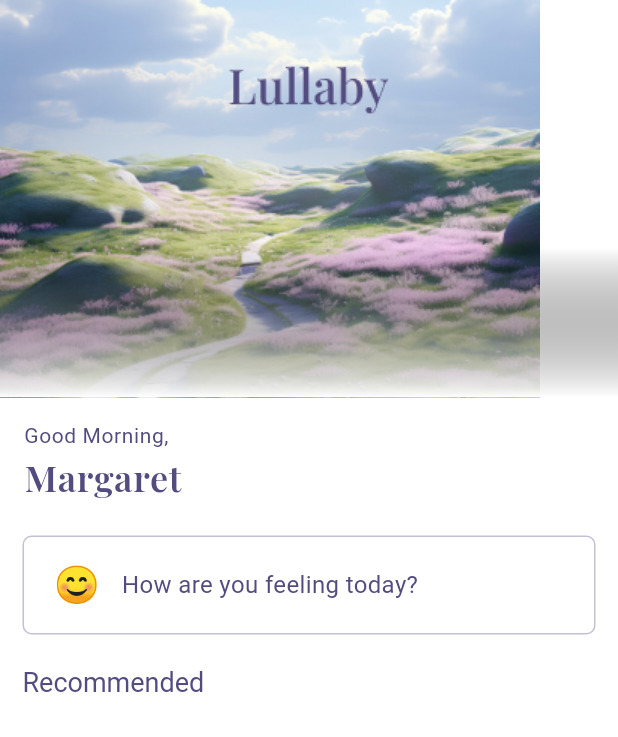
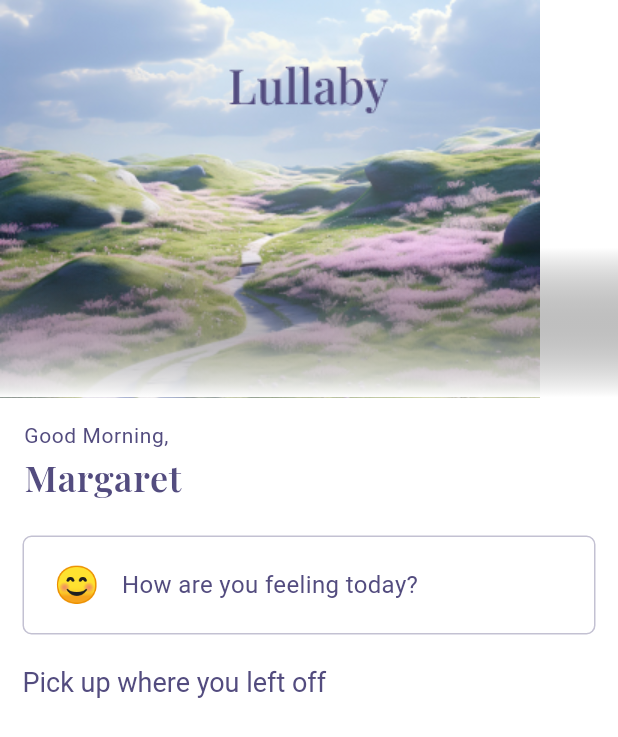
Before and after one commit to noelg-cj/Lullaby, a Flutter app: the Home screen opened directly, on a phone screen of 412 x 824 dp. Shown: the top 737 px of the screen. Run offline on Flutter 3.47's test engine with Material 3 defaults, Android fonts, the phone set to English and light mode, and no system bars.

Commit message:
Progress save

```diff
--- a/frontend/lib/main.dart
+++ b/frontend/lib/main.dart
@@ -1,5 +1,6 @@
 import 'package:flutter/material.dart';
 import 'package:frontend/pages/Home.dart';
+import 'package:frontend/pages/Splash_screen_two.dart';
 import 'package:frontend/pages/blog_page.dart';
 import 'package:frontend/pages/splash_screen.dart';
 import 'package:frontend/pages/theory.dart';
--- a/frontend/lib/pages/Home.dart
+++ b/frontend/lib/pages/Home.dart
@@ -85,7 +85,7 @@ class Home extends StatelessWidget {
           Padding(
             padding: const EdgeInsets.only(left: 15),
             child: Text(
-              "Recommended",
+              "Pick up where you left off",
               style: Theme.of(context).textTheme.headlineMedium
             ),
           )
```
